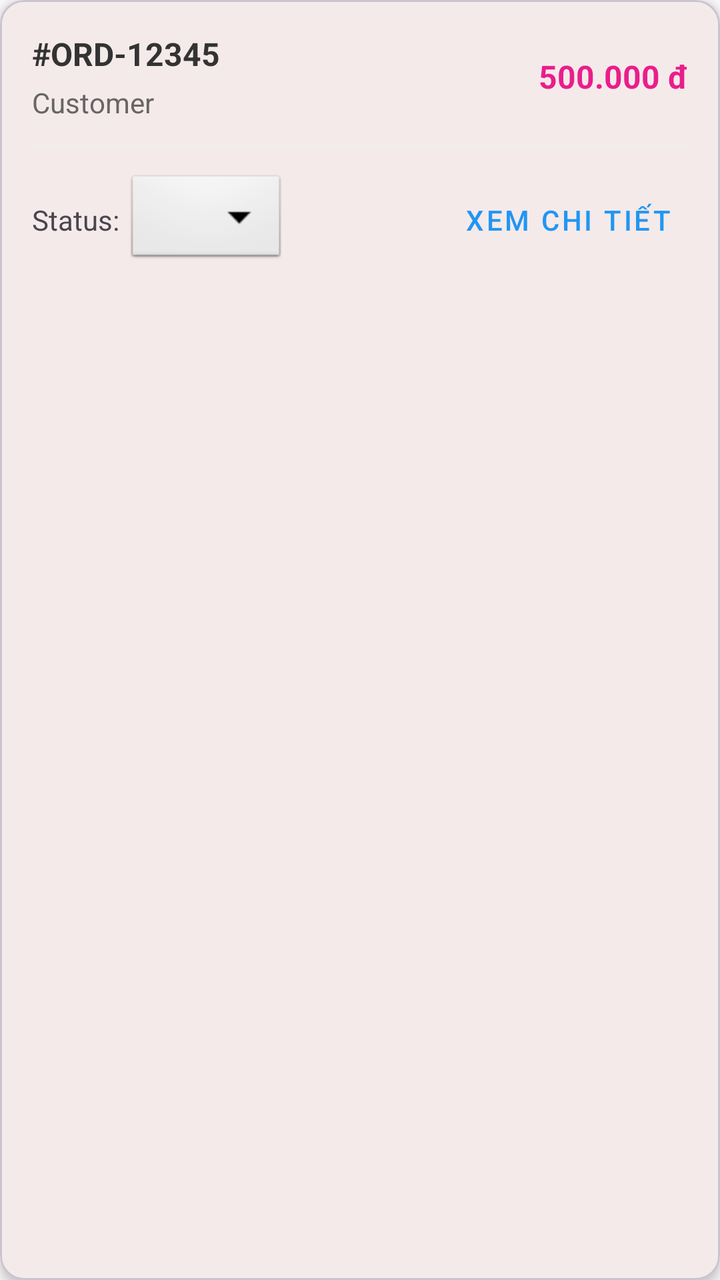
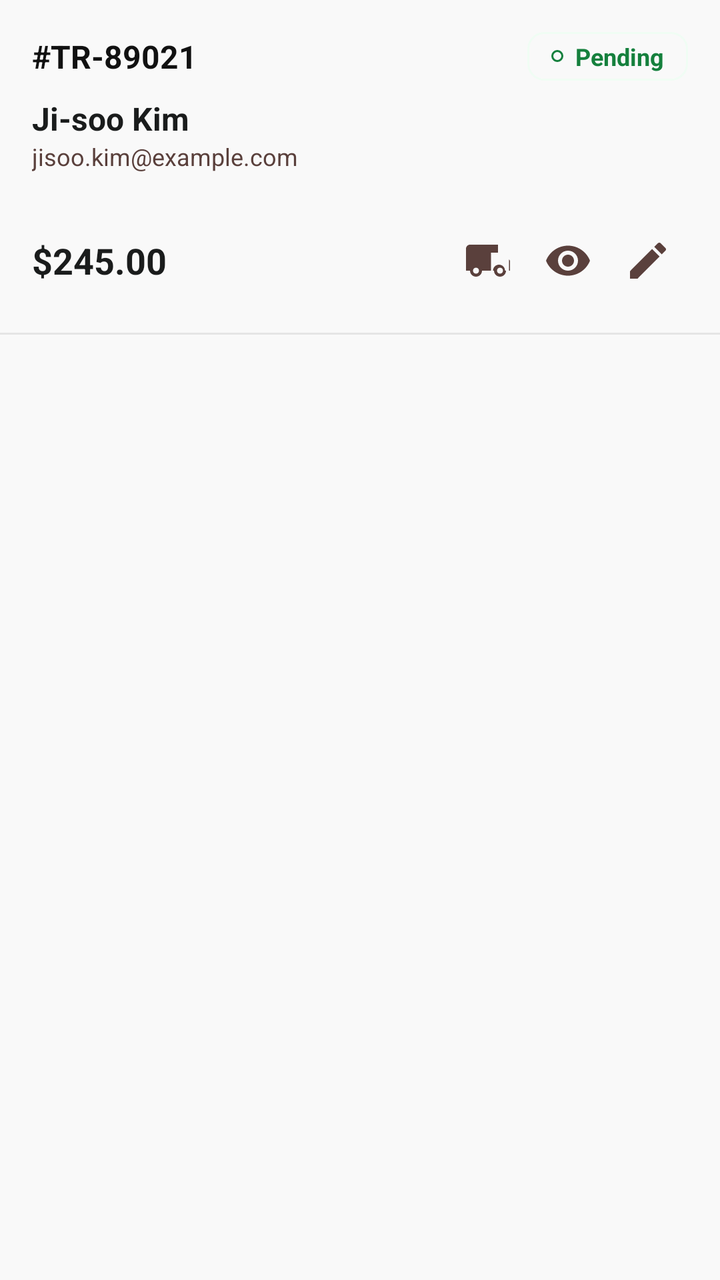

The first picture is an Android layout as it rendered before a commit; the second is the same layout after the commit. The layout source and the unified diff follow.
<!-- AndroidManifest.xml: application theme Theme.TirTirMCommerce -->
<!-- res/layout/item_admin_order.xml -->
<?xml version="1.0" encoding="utf-8"?>
<com.google.android.material.card.MaterialCardView xmlns:android="http://schemas.android.com/apk/res/android"
    xmlns:app="http://schemas.android.com/apk/res-auto"
    android:layout_width="match_parent"
    android:layout_height="wrap_content"
    android:layout_margin="8dp"
    app:cardCornerRadius="12dp"
    app:cardElevation="3dp">

    <LinearLayout
        android:layout_width="match_parent"
        android:layout_height="wrap_content"
        android:orientation="vertical"
        android:padding="16dp">

        <LinearLayout
            android:layout_width="match_parent"
            android:layout_height="wrap_content"
            android:orientation="horizontal"
            android:gravity="center_vertical">

            <LinearLayout
                android:layout_width="0dp"
                android:layout_height="wrap_content"
                android:layout_weight="1"
                android:orientation="vertical">

                <TextView
                    android:id="@+id/tvOrderCode"
                    android:layout_width="wrap_content"
                    android:layout_height="wrap_content"
                    android:text="#ORD-12345"
                    android:textStyle="bold"
                    android:textSize="16sp"
                    android:textColor="#333333" />

                <TextView
                    android:id="@+id/tvUserName"
                    android:layout_width="wrap_content"
                    android:layout_height="wrap_content"
                    android:text="Customer"
                    android:textSize="14sp"
                    android:textColor="#666666"
                    android:layout_marginTop="4dp" />
            </LinearLayout>

            <TextView
                android:id="@+id/tvOrderTotal"
                android:layout_width="wrap_content"
                android:layout_height="wrap_content"
                android:text="500.000 đ"
                android:textColor="#E91E8C"
                android:textStyle="bold"
                android:textSize="16sp" />
        </LinearLayout>

        <View
            android:layout_width="match_parent"
            android:layout_height="1dp"
            android:background="#EEEEEE"
            android:layout_marginVertical="12dp" />

        <LinearLayout
            android:layout_width="match_parent"
            android:layout_height="wrap_content"
            android:orientation="horizontal"
            android:gravity="center_vertical">

            <TextView
                android:layout_width="wrap_content"
                android:layout_height="wrap_content"
                android:text="Status: "
                android:textSize="14sp" />

            <Spinner
                android:id="@+id/spinnerOrderStatus"
                android:layout_width="wrap_content"
                android:layout_height="wrap_content"
                android:background="@android:drawable/btn_dropdown" />

            <View
                android:layout_width="0dp"
                android:layout_height="0dp"
                android:layout_weight="1" />

            <com.google.android.material.button.MaterialButton
                android:id="@+id/btnOrderDetail"
                style="@style/Widget.MaterialComponents.Button.TextButton"
                android:layout_width="wrap_content"
                android:layout_height="wrap_content"
                android:text="Xem chi tiết"
                android:textColor="#2196F3" />
        </LinearLayout>
    </LinearLayout>
</com.google.android.material.card.MaterialCardView>
<!-- resources referenced by this layout -->
<resources>
  <style name="Theme.TirTirMCommerce" parent="Base.Theme.TirTirMCommerce" />
  <style name="Base.Theme.TirTirMCommerce" parent="Theme.Material3.DayNight.NoActionBar">
          
          <item name="colorPrimary">@color/tirtir_red_primary</item>
          <item name="colorPrimaryDark">@color/tirtir_red_dark</item>
          <item name="colorPrimaryContainer">@color/tirtir_red_surface</item>
  
          
          <item name="colorOnPrimary">@color/tirtir_white</item>
          <item name="colorOnPrimaryContainer">@color/tirtir_red_primary</item>
  
          
          <item name="colorSecondary">@color/tirtir_black</item>
          <item name="colorOnSecondary">@color/tirtir_white</item>
          <item name="colorSecondaryContainer">@color/tirtir_red_surface</item>
          <item name="colorOnSecondaryContainer">@color/tirtir_red_primary</item>
  
          
          <item name="colorSurface">@color/tirtir_white</item>
          <item name="colorOnSurface">@color/tirtir_black</item>
          <item name="colorSurfaceVariant">@color/tirtir_off_white</item>
  
          
          <item name="android:windowBackground">@color/tirtir_off_white</item>
          <item name="android:statusBarColor">@color/tirtir_white</item>
          <item name="android:windowLightStatusBar">true</item>
  
          
          <item name="colorError">@color/tirtir_error</item>
      </style>
  <color name="tirtir_red_primary">#8B0000</color>
  <color name="tirtir_red_dark">#610000</color>
  <color name="tirtir_red_surface">#FFF4F3</color>
  <color name="tirtir_white">#FFFFFF</color>
  <color name="tirtir_black">#1A1C1C</color>
  <color name="tirtir_off_white">#F9F9F9</color>
  <color name="tirtir_error">#D32F2F</color>
</resources>

<!-- the commit's change to res/layout/item_admin_order.xml (unified diff, before → after) -->
@@ -1,11 +1,13 @@
 <?xml version="1.0" encoding="utf-8"?>
-<com.google.android.material.card.MaterialCardView xmlns:android="http://schemas.android.com/apk/res/android"
+<LinearLayout xmlns:android="http://schemas.android.com/apk/res/android"
     xmlns:app="http://schemas.android.com/apk/res-auto"
+    xmlns:tools="http://schemas.android.com/tools"
     android:layout_width="match_parent"
     android:layout_height="wrap_content"
-    android:layout_margin="8dp"
-    app:cardCornerRadius="12dp"
-    app:cardElevation="3dp">
+    android:background="?attr/selectableItemBackground"
+    android:clickable="true"
+    android:focusable="true"
+    android:orientation="vertical">
 
     <LinearLayout
         android:layout_width="match_parent"
@@ -13,83 +15,135 @@
         android:orientation="vertical"
         android:padding="16dp">
 
+        
         <LinearLayout
             android:layout_width="match_parent"
             android:layout_height="wrap_content"
+            android:gravity="center_vertical"
             android:orientation="horizontal"
-            android:gravity="center_vertical">
+            android:layout_marginBottom="8dp">
 
-            <LinearLayout
+            <TextView
+                android:id="@+id/tvOrderId"
                 android:layout_width="0dp"
                 android:layout_height="wrap_content"
                 android:layout_weight="1"
-                android:orientation="vertical">
+                android:text="#TR-89021"
+                android:textColor="@color/tirtir_primary"
+                android:textSize="16sp"
+                android:textStyle="bold" />
+
+            <LinearLayout
+                android:id="@+id/layoutOrderStatus"
+                android:layout_width="wrap_content"
+                android:layout_height="wrap_content"
+                android:background="@drawable/bg_rounded_border"
+                android:backgroundTint="#F0FDF4"
+                android:gravity="center_vertical"
+                android:paddingHorizontal="12dp"
+                android:paddingVertical="4dp">
+
+                <View
+                    android:id="@+id/viewStatusDot"
+                    android:layout_width="6dp"
+                    android:layout_height="6dp"
+                    android:layout_marginEnd="6dp"
+                    android:background="@drawable/bg_rounded_border"
+                    android:backgroundTint="#15803D" />
 
                 <TextView
-                    android:id="@+id/tvOrderCode"
+                    android:id="@+id/tvOrderStatus"
                     android:layout_width="wrap_content"
                     android:layout_height="wrap_content"
-                    android:text="#ORD-12345"
-                    android:textStyle="bold"
-                    android:textSize="16sp"
-                    android:textColor="#333333" />
-
-                <TextView
-                    android:id="@+id/tvUserName"
-                    android:layout_width="wrap_content"
-                    android:layout_height="wrap_content"
-                    android:text="Customer"
-                    android:textSize="14sp"
-                    android:textColor="#666666"
-                    android:layout_marginTop="4dp" />
+                    android:text="Pending"
+                    android:textColor="#15803D"
+                    android:textSize="12sp"
+                    android:textStyle="bold" />
             </LinearLayout>
-
-            <TextView
-                android:id="@+id/tvOrderTotal"
-                android:layout_width="wrap_content"
-                android:layout_height="wrap_content"
-                android:text="500.000 đ"
-                android:textColor="#E91E8C"
-                android:textStyle="bold"
-                android:textSize="16sp" />
         </LinearLayout>
 
-        <View
-            android:layout_width="match_parent"
-            android:layout_height="1dp"
-            android:background="#EEEEEE"
-            android:layout_marginVertical="12dp" />
-
+        
         <LinearLayout
             android:layout_width="match_parent"
             android:layout_height="wrap_content"
-            android:orientation="horizontal"
-            android:gravity="center_vertical">
+            android:orientation="vertical"
+            android:layout_marginBottom="12dp">
 
             <TextView
+                android:id="@+id/tvCustomerName"
                 android:layout_width="wrap_content"
                 android:layout_height="wrap_content"
-                android:text="Status: "
-                android:textSize="14sp" />
+                android:text="Ji-soo Kim"
+                android:textColor="@color/tirtir_black"
+                android:textSize="16sp"
+                android:textStyle="bold" />
 
-            <Spinner
-                android:id="@+id/spinnerOrderStatus"
+            <TextView
+                android:id="@+id/tvCustomerEmail"
                 android:layout_width="wrap_content"
                 android:layout_height="wrap_content"
-                android:background="@android:drawable/btn_dropdown" />
+                android:text="jisoo.kim@example.com"
+                android:textColor="@color/tirtir_text_secondary"
+                android:textSize="12sp" />
+        </LinearLayout>
 
-            <View
+        
+        <LinearLayout
+            android:layout_width="match_parent"
+            android:layout_height="wrap_content"
+            android:gravity="center_vertical"
+            android:orientation="horizontal"
+            android:paddingTop="12dp">
+
+            <TextView
+                android:id="@+id/tvTotalPrice"
                 android:layout_width="0dp"
-                android:layout_height="0dp"
-                android:layout_weight="1" />
+                android:layout_height="wrap_content"
+                android:layout_weight="1"
+                android:text="$245.00"
+                android:textColor="@color/tirtir_black"
+                android:textSize="18sp"
+                android:textStyle="bold" />
 
-            <com.google.android.material.button.MaterialButton
-                android:id="@+id/btnOrderDetail"
-                style="@style/Widget.MaterialComponents.Button.TextButton"
+            <LinearLayout
                 android:layout_width="wrap_content"
                 android:layout_height="wrap_content"
-                android:text="Xem chi tiết"
-                android:textColor="#2196F3" />
+                android:orientation="horizontal">
+
+                <ImageButton
+                    android:id="@+id/btnOrderActionShip"
+                    android:layout_width="40dp"
+                    android:layout_height="40dp"
+                    android:background="?attr/selectableItemBackgroundBorderless"
+                    android:src="@drawable/ic_local_shipping"
+                    app:tint="@color/tirtir_text_secondary"
+                    android:tooltipText="Ship Order" />
+
+                <ImageButton
+                    android:id="@+id/btnOrderActionView"
+                    android:layout_width="40dp"
+                    android:layout_height="40dp"
+                    android:background="?attr/selectableItemBackgroundBorderless"
+                    android:src="@drawable/ic_visibility"
+                    app:tint="@color/tirtir_text_secondary"
+                    android:tooltipText="View Details" />
+
+                <ImageButton
+                    android:id="@+id/btnOrderActionEdit"
+                    android:layout_width="40dp"
+                    android:layout_height="40dp"
+                    android:background="?attr/selectableItemBackgroundBorderless"
+                    android:src="@drawable/ic_edit"
+                    app:tint="@color/tirtir_text_secondary"
+                    android:tooltipText="Edit Order" />
+            </LinearLayout>
         </LinearLayout>
+
     </LinearLayout>
-</com.google.android.material.card.MaterialCardView>
+
+    <View
+        android:layout_width="match_parent"
+        android:layout_height="1dp"
+        android:background="@color/tirtir_outline_variant" />
+
+</LinearLayout>
<!-- resource entries referenced after the edit -->
@@ -35,6 +35,51 @@
   <color name="tirtir_red_surface">#FFF4F3</color>
   <color name="tirtir_white">#FFFFFF</color>
   <color name="tirtir_black">#1A1C1C</color>
+  <color name="tirtir_outline_variant">#E5E5E5</color>
+  <color name="tirtir_primary">#111111</color>
+  <color name="tirtir_text_secondary">#5A403C</color>
+  <!-- drawable bg_rounded_border (drawable) -->
+  <?xml version="1.0" encoding="utf-8"?>
+  <shape xmlns:android="http://schemas.android.com/apk/res/android"
+      android:shape="rectangle">
+      <solid android:color="@android:color/transparent" />
+      <stroke
+          android:width="1dp"
+          android:color="#E0E0E0" />
+      <corners android:radius="8dp" />
+  </shape>
+  <!-- drawable ic_edit (drawable) -->
+  <vector xmlns:android="http://schemas.android.com/apk/res/android"
+      android:width="24dp"
+      android:height="24dp"
+      android:viewportWidth="24"
+      android:viewportHeight="24"
+      android:tint="?attr/colorControlNormal">
+    <path
+        android:fillColor="@android:color/white"
+        android:pathData="M3,17.25V21h3.75L17.81,9.94l-3.75,-3.75L3,17.25zM20.71,7.04c0.39,-0.39 0.39,-1.02 0,-1.41l-2.34,-2.34c-0.39,-0.39 -1.02,-0.39 -1.41,0l-1.83,1.83 3.75,3.75 1.83,-1.83z"/>
+  </vector>
+  <!-- drawable ic_local_shipping (drawable) -->
+  <vector xmlns:android="http://schemas.android.com/apk/res/android"
+      android:width="24dp"
+      android:height="24dp"
+      android:viewportWidth="24"
+      android:viewportHeight="24"
+      android:tint="?attr/colorControlNormal">
+    <path
+        android:fillColor="@android:color/white"
+        android:pathData="M20,8h-3V4H3c-1.1,0 -2,0.9 -2,2v11h2c0,1.66 1.34,3 3,3s3,-1.34 3,-3h6c0,1.66 1.34,3 3,3s3,-1.34 3,-3h2v-5l-3,-4zM6,18.5c-0.83,0 -1.5,-0.67 -1.5,-1.5s0.67,-1.5 1.5,-1.5 1.5,0.67 1.5,1.5 -0.67,1.5 -1.5,1.5zM17,8h3l2.5,3.33V17h-2c0,-1.66 -1.34,-3 -3,-3s-3,1.34 -3,3h-1V8zM18,18.5c-0.83,0 -1.5,-0.67 -1.5,-1.5s0.67,-1.5 1.5,-1.5 1.5,0.67 1.5,1.5 -0.67,1.5 -1.5,1.5z"/>
+  </vector>
+  <!-- drawable ic_visibility (drawable) -->
+  <vector xmlns:android="http://schemas.android.com/apk/res/android"
+      android:width="24dp"
+      android:height="24dp"
+      android:viewportWidth="24"
+      android:viewportHeight="24">
+      <path
+          android:fillColor="#000000"
+          android:pathData="M12 4.5C7 4.5 2.73 7.61 1 12c1.73 4.39 6 7.5 11 7.5s9.27-3.11 11-7.5c-1.73-4.39-6-7.5-11-7.5zM12 17c-2.76 0-5-2.24-5-5s2.24-5 5-5 5 2.24 5 5-2.24 5-5 5zm0-8c-1.66 0-3 1.34-3 3s1.34 3 3 3 3-1.34 3-3-1.34-3-3-3z"/>
+  </vector>
   <color name="tirtir_off_white">#F9F9F9</color>
   <color name="tirtir_error">#D32F2F</color>
 </resources>
